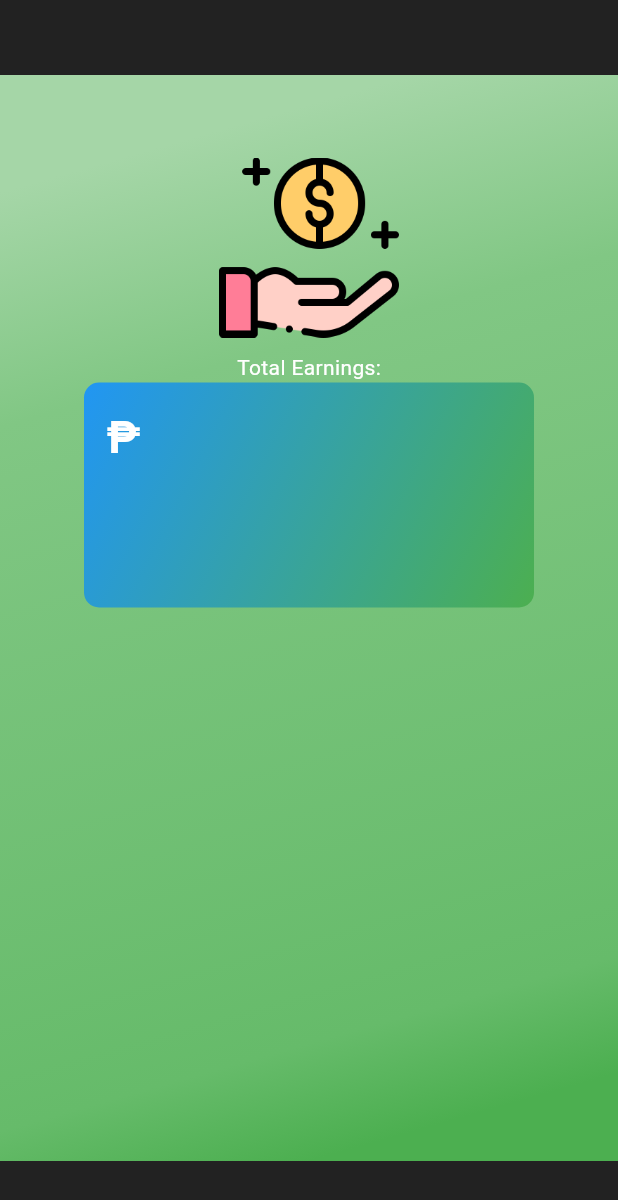
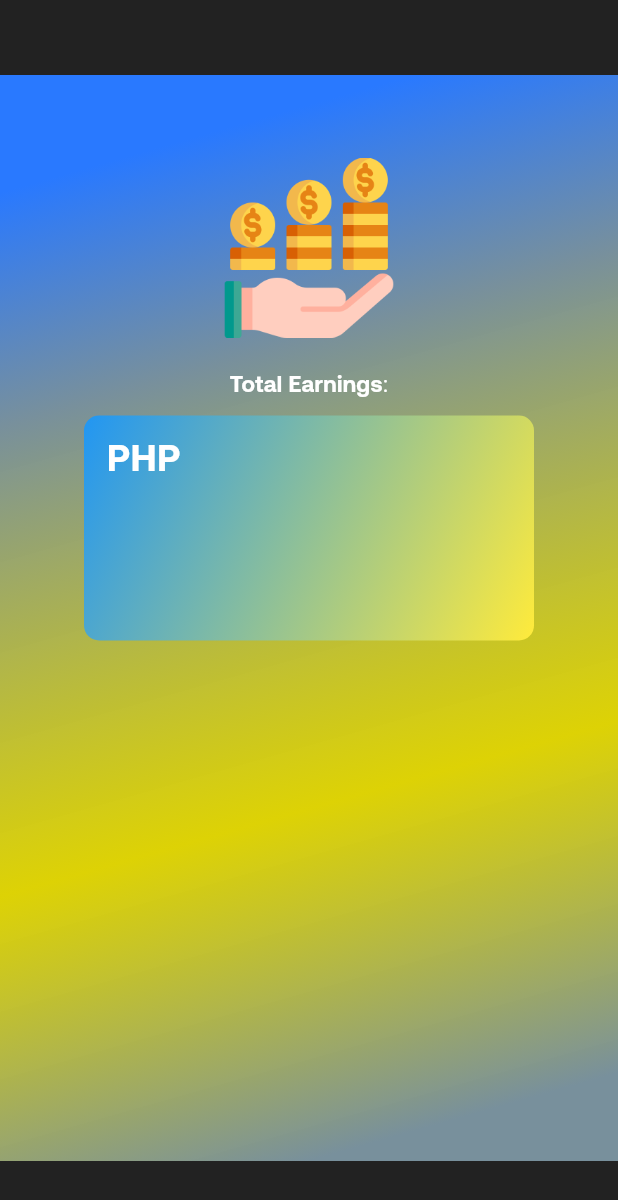
Before and after one commit to jnthnag/thesis_drivers_app_module, a Flutter app: the EarningsPage screen opened directly, on a phone screen of 412 x 824 dp. Shown: the top 1200 px of the screen. Run offline on Flutter 3.47's test engine with Material 3 defaults, Android fonts, the phone set to English and light mode, and no system bars; our stand-ins replace assets_audio_player, connectivity_plus, firebase_auth, firebase_core, firebase_database, firebase_messaging and 5 more; missing offline and left inert: flutter_geofire, flutter_polyline_points, restart_app; accounts and stored records are empty.

Commit message:
UI updates Home Page, Earnings Page and Profile Page

```diff
--- a/lib/pages/earnings_page.dart
+++ b/lib/pages/earnings_page.dart
@@ -1,6 +1,7 @@
 import 'package:firebase_auth/firebase_auth.dart';
 import 'package:firebase_database/firebase_database.dart';
 import 'package:flutter/material.dart';
+import 'package:flutter/rendering.dart';
 
 class EarningsPage extends StatefulWidget {
   const EarningsPage({super.key});
@@ -54,15 +55,15 @@ class _EarningsPageState extends State<EarningsPage>
                       begin: Alignment.topLeft,
                       end: Alignment.bottomCenter,
                       colors: [
-                        Colors.green.shade200,
-                        Colors.green.shade300,
-                        Colors.green.shade400,
-                        Colors.green.shade500,
+                        Colors.blueAccent.shade400,
+                        Colors.blueGrey.shade400,
+                        Color(0xD8FFF200),
+                        Colors.blueGrey.shade400,
                       ],
                       stops: const [
                         0.1,
                         0.3,
-                        0.9,
+                        0.7,
                         1.0
                       ])
               ),
@@ -73,37 +74,48 @@ class _EarningsPageState extends State<EarningsPage>
                 child: Column(
                   children: [
 
-                    Image.asset("assets/images/earningsicon.png", width: 120,),
+                    Image.asset("assets/images/earningsicon2.png", width: 120,),
 
                     const SizedBox(
-                      height: 10,
+                      height: 20,
                     ),
 
                     const Text(
                       "Total Earnings:",
                       style: TextStyle(
                         color: Colors.white,
+                        fontSize: 15,
+                        fontFamily: "Aeonik",
                       ),
+                    ),
+
+                    const SizedBox(
+                      height: 10,
                     ),
 
                     Container(
                       width: 300,
                       height: 150,
-                      padding: const EdgeInsets.all(15.0),
+                      padding: const EdgeInsets.only(left: 15, top: 10),
                       decoration: BoxDecoration(
-                        gradient: LinearGradient(
-                          colors: [Colors.blue, Colors.green], // Example gradient colors
+                        gradient: const LinearGradient(
+                          colors: [
+                            Colors.blue,
+                            Colors.yellow
+                          ], // Example gradient colors
                           begin: Alignment.topLeft,
                           end: Alignment.bottomRight,
                         ),
                         borderRadius: BorderRadius.circular(10), // Optional: Add border radius for rounded corners
                       ),
+
                       child: Text(
-                        "\₱ ${driverEarnings}",
+                        "PHP $driverEarnings",
                         style: const TextStyle(
                           color: Colors.white,
-                          fontSize: 30,
-                          fontWeight: FontWeight.bold,
+                          fontSize: 25,
+                          fontWeight: FontWeight.normal,
+                          fontFamily: 'Aeonik',
                         ),
                       ),
                     ),
```
Also changed, not shown: lib/pages/home_page.dart (+39 -16 lines), lib/pages/profile_page.dart (+21 -8 lines), lib/pushNotification/push_notification_system.dart (+0 -11 lines), pubspec.yaml (+4 -4 lines), assets/images/earningsicon2.png (added), fonts/AeonikTRIAL-Bold.otf (added).
